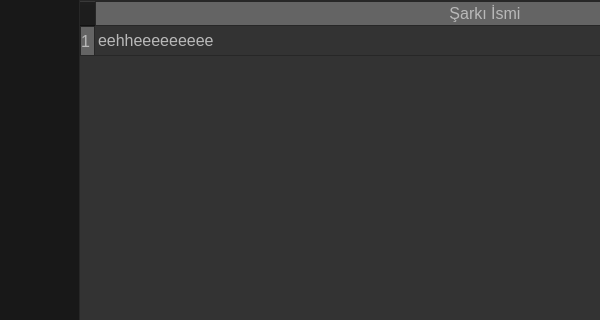
The window that gui.ui (nicktimur/Python-OOP-MP3-Player) describes before a commit, drawn with Qt 5; both pictures show x 121 to 721 and y 0 to 320 of the 1214 by 669 pixel window.
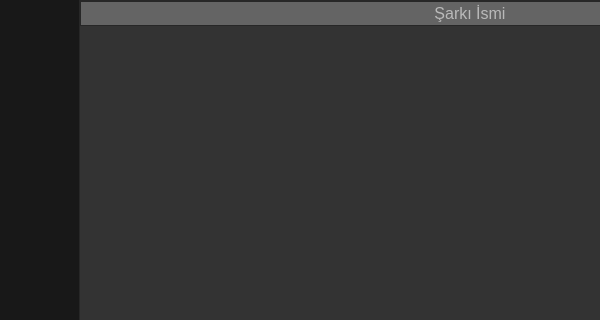
The same window after the commit. Icons and pictures are not drawn.

Diff of the .ui file:
```diff
--- a/gui.ui
+++ b/gui.ui
@@ -607,7 +607,7 @@
     <enum>QAbstractItemView::ExtendedSelection</enum>
    </property>
    <property name="rowCount">
-    <number>1</number>
+    <number>0</number>
    </property>
    <property name="columnCount">
     <number>1</number>
@@ -615,11 +615,6 @@
    <attribute name="horizontalHeaderDefaultSectionSize">
     <number>780</number>
    </attribute>
-   <row>
-    <property name="text">
-     <string>1</string>
-    </property>
-   </row>
    <column>
     <property name="text">
      <string>Şarkı İsmi</string>
@@ -635,11 +630,6 @@
      <set>AlignCenter</set>
     </property>
    </column>
-   <item row="0" column="0">
-    <property name="text">
-     <string>eehheeeeeeeee</string>
-    </property>
-   </item>
   </widget>
   <widget class="QPushButton" name="find_path">
    <property name="geometry">
```
